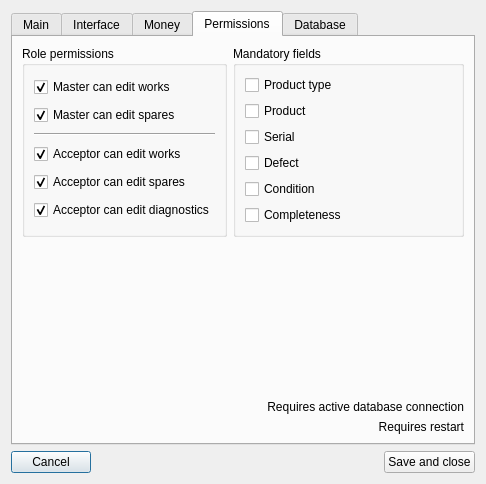
Above: RepairCenter/settings.ui from Feo-d-oR/YARC before the change. Below: the same form after it.
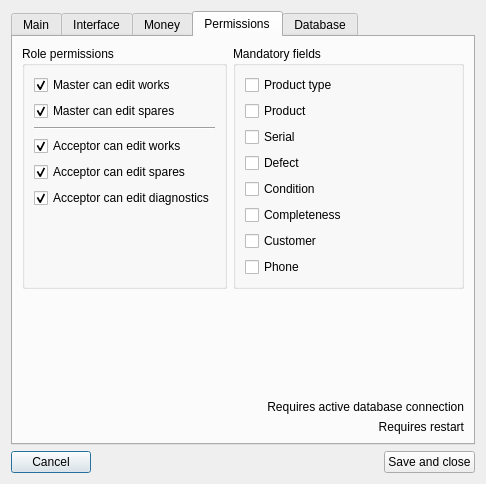
That is the form after the change. The open tabs and pages were chosen to show the change. Icons and pictures are not drawn.

```diff
--- a/RepairCenter/settings.ui
+++ b/RepairCenter/settings.ui
@@ -828,6 +828,19 @@
             </property>
            </widget>
           </item>
+          <item>
+           <spacer name="verticalSpacer_6">
+            <property name="orientation">
+             <enum>Qt::Vertical</enum>
+            </property>
+            <property name="sizeHint" stdset="0">
+             <size>
+              <width>20</width>
+              <height>40</height>
+             </size>
+            </property>
+           </spacer>
+          </item>
          </layout>
         </widget>
        </item>
@@ -885,6 +898,33 @@
             </property>
            </widget>
           </item>
+          <item>
+           <widget class="QCheckBox" name="cbCustomerM">
+            <property name="text">
+             <string>Customer</string>
+            </property>
+           </widget>
+          </item>
+          <item>
+           <widget class="QCheckBox" name="cbPhoneM">
+            <property name="text">
+             <string>Phone</string>
+            </property>
+           </widget>
+          </item>
+          <item>
+           <spacer name="verticalSpacer_7">
+            <property name="orientation">
+             <enum>Qt::Vertical</enum>
+            </property>
+            <property name="sizeHint" stdset="0">
+             <size>
+              <width>20</width>
+              <height>40</height>
+             </size>
+            </property>
+           </spacer>
+          </item>
          </layout>
         </widget>
        </item>
```
